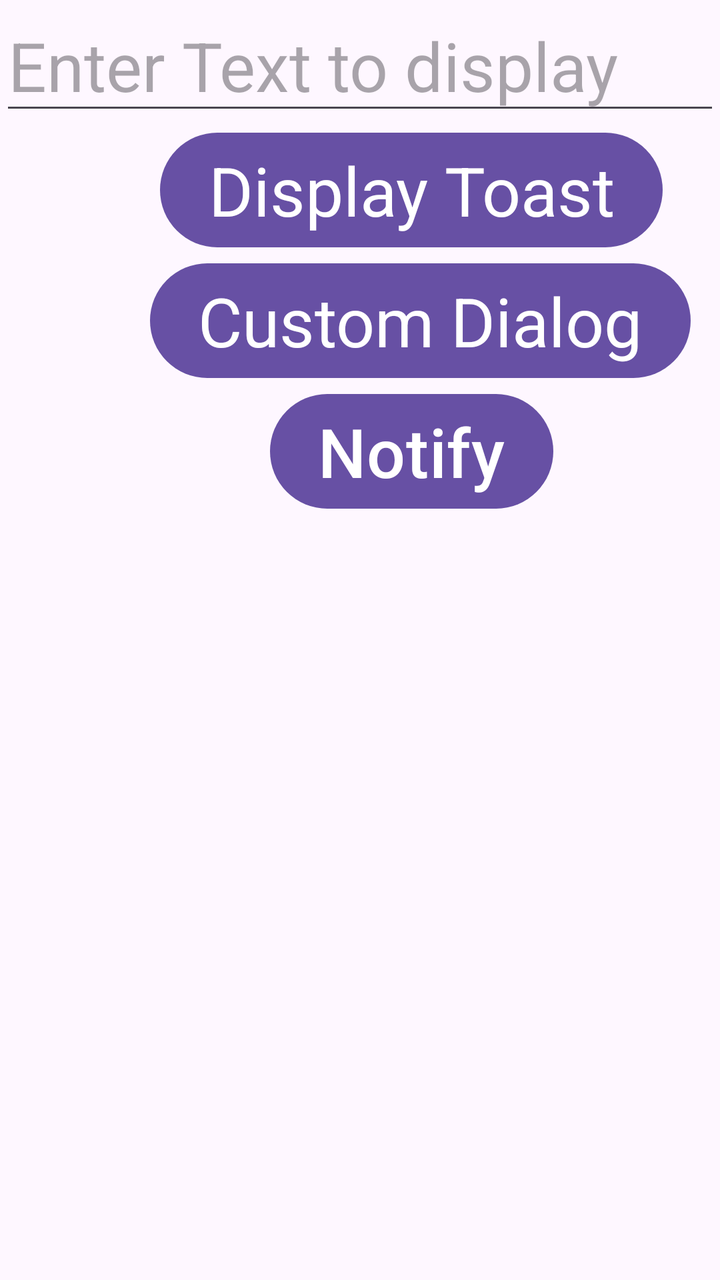
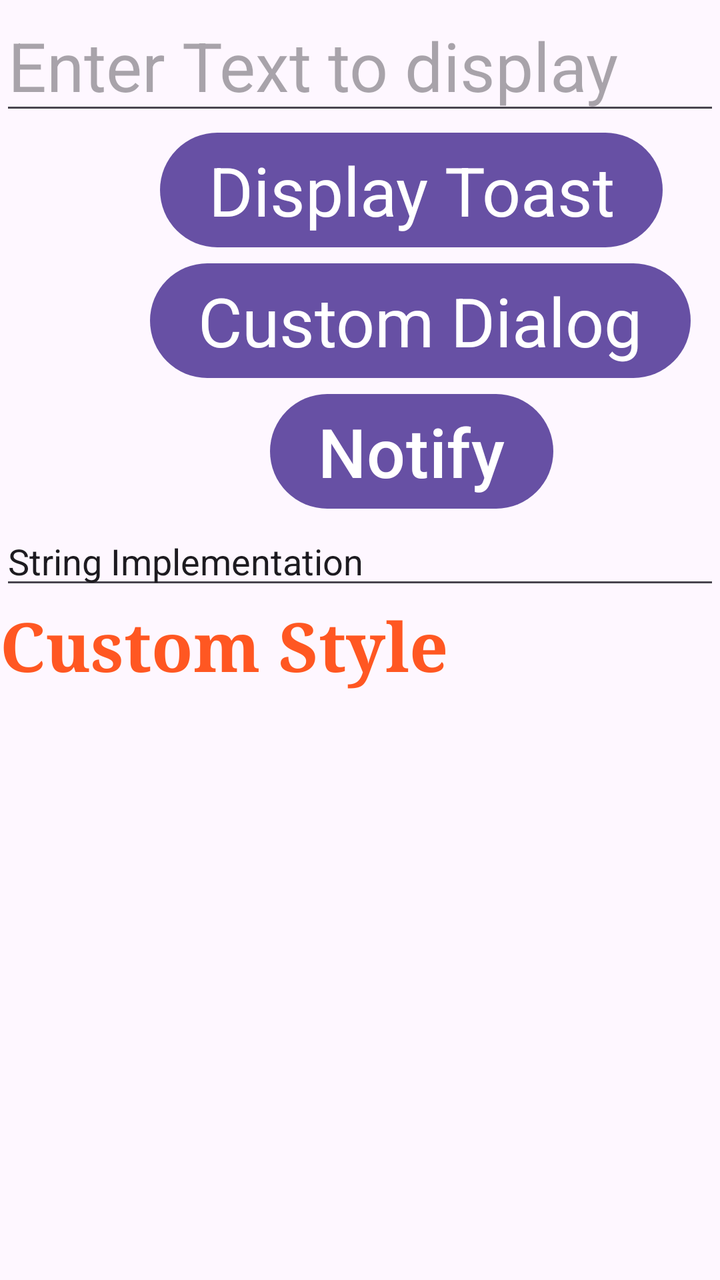

Before-and-after screenshots of an Android layout around one commit, followed by the original layout XML and the change that was made.
<!-- AndroidManifest.xml: application theme Theme.LoginForm -->
<!-- res/layout/activity_notification.xml -->
<?xml version="1.0" encoding="utf-8"?>
<LinearLayout xmlns:android="http://schemas.android.com/apk/res/android"
    xmlns:app="http://schemas.android.com/apk/res-auto"
    xmlns:tools="http://schemas.android.com/tools"
    android:id="@+id/main"
    android:layout_width="match_parent"
    android:layout_height="match_parent"
    android:orientation="vertical"
    tools:context=".NotificationActivity" >

    <EditText
        android:id="@+id/et_custom_toast"
        android:layout_width="match_parent"
        android:layout_height="wrap_content"
        android:ems="10"
        android:hint="Enter Text to display"
        android:inputType="text"
        android:textAppearance="@style/TextAppearance.AppCompat.Display1" />

    <Button
        android:id="@+id/btn_custom_id"
        android:layout_width="wrap_content"
        android:layout_height="wrap_content"
        android:text="Display Toast"
        android:textAppearance="@style/TextAppearance.AppCompat.Display1"
        android:translationX="80dp" />

    <Button
        android:id="@+id/btn_custom_dialog"
        android:layout_width="wrap_content"
        android:layout_height="wrap_content"
        android:text="Custom Dialog"
        android:textAppearance="@style/TextAppearance.AppCompat.Display1"
        android:translationX="75dp" />

    <Button
        android:id="@+id/notify_status"
        android:layout_width="wrap_content"
        android:layout_height="wrap_content"
        android:text="Notify"
        android:textSize="34sp"
        android:translationX="135dp" />
</LinearLayout>
<!-- resources referenced by this layout -->
<resources>
  <style name="Theme.LoginForm" parent="Base.Theme.LoginForm" />
  <style name="Base.Theme.LoginForm" parent="Theme.Material3.DayNight.NoActionBar">
          
          
      </style>
</resources>

<!-- the commit's change to res/layout/activity_notification.xml (unified diff, before → after) -->
@@ -40,4 +40,19 @@
         android:text="Notify"
         android:textSize="34sp"
         android:translationX="135dp" />
+
+    <EditText
+        android:id="@+id/editTextText"
+        android:layout_width="match_parent"
+        android:layout_height="wrap_content"
+        android:ems="10"
+        android:inputType="text"
+        android:text="@string/notif_string" />
+
+    <TextView
+        android:id="@+id/textView5"
+        android:layout_width="match_parent"
+        android:layout_height="wrap_content"
+        android:text="Custom Style"
+        android:textAppearance="@style/CustomTextStyle" />
 </LinearLayout>
<!-- resource entries referenced after the edit -->
@@ -1,5 +1,13 @@
 <!-- resources referenced by this layout -->
 <resources>
+  <string name="notif_string">String Implementation</string>
+  <style name="CustomTextStyle">
+          <item name="android:textColor">#FF5722</item>
+          <item name="android:textStyle">bold</item>
+          <item name="android:textSize">34dp</item>
+          <item name="android:gravity">center</item>
+          <item name="android:fontFamily">serif</item>
+      </style>
   <style name="Theme.LoginForm" parent="Base.Theme.LoginForm" />
   <style name="Base.Theme.LoginForm" parent="Theme.Material3.DayNight.NoActionBar">
           
